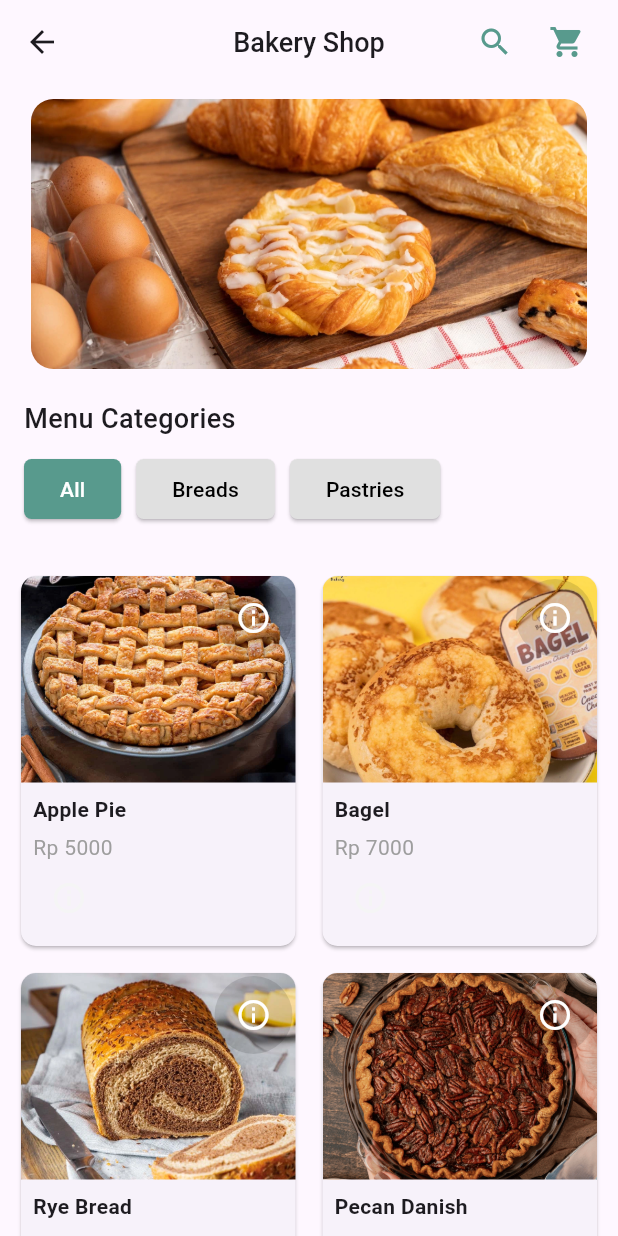
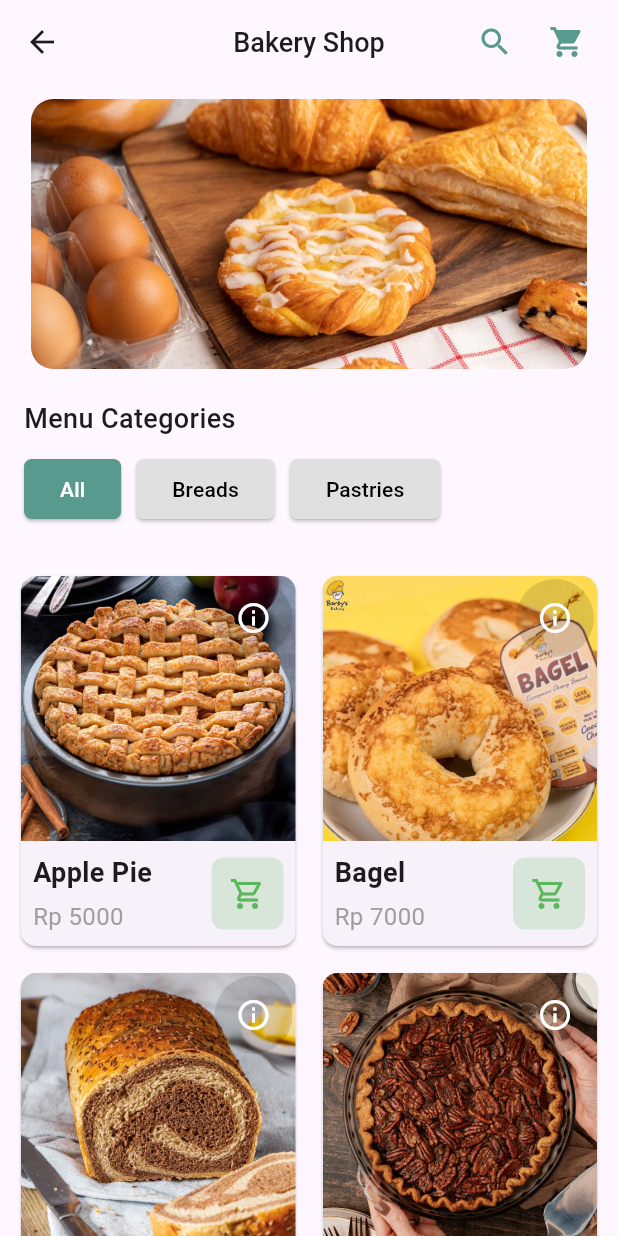
Before and after one commit to itsdrsw/POS-Flutter, a Flutter app: the BakeryDashboard screen opened directly, on a phone screen of 412 x 824 dp. Run offline on Flutter 3.47's test engine with Material 3 defaults, Android fonts, the phone set to English and light mode, and no system bars; drawn by our look-alikes of carousel_slider; our stand-ins replace shimmer; missing offline and left inert: mobile_scanner.

Commit message:
[UPDATE] Menambahkan icon kerajang pada list view produk

```diff
--- a/lib/pages/apps/bakery/bakery_dashboard.dart
+++ b/lib/pages/apps/bakery/bakery_dashboard.dart
@@ -315,14 +315,21 @@ class BakeryButtonState extends State<BakeryDashboard> {
                               ),
                               Padding(
                                 padding: const EdgeInsets.all(8.0),
-                                child: Column(
-                                  crossAxisAlignment: CrossAxisAlignment.start,
+                                child: Row(
+                                  mainAxisAlignment:
+                                      MainAxisAlignment.spaceBetween,
+                                  crossAxisAlignment: CrossAxisAlignment.center,
+                                  children: [
+                                    // Nama + harga
+                                    Column(
+                                      crossAxisAlignment:
+                                          CrossAxisAlignment.start,
                                       children: [
                                         Text(
                                           product["name"]!,
                                           style: const TextStyle(
                                             fontWeight: FontWeight.bold,
-                                        fontSize: 14,
+                                            fontSize: 18,
                                           ),
                                         ),
                                         const SizedBox(height: 5),
@@ -330,23 +337,31 @@ class BakeryButtonState extends State<BakeryDashboard> {
                                           "Rp ${product["price"]}",
                                           style: const TextStyle(
                                             color: Colors.grey,
+                                            fontSize: 16,
                                           ),
                                         ),
-                                    IconButton(
+                                      ],
+                                    ),
+                                    // Icon keranjang
+                                    Container(
+                                      decoration: BoxDecoration(
+                                        color: AppColors.success.withOpacity(
+                                          0.2,
+                                        ), // background hijau muda
+                                        borderRadius: BorderRadius.circular(8),
+                                      ),
+                                      child: IconButton(
                                         icon: const Icon(
-                                        Icons.info_outline,
-                                        color: AppColors.background,
+                                          Icons.shopping_cart_outlined,
+                                          color: AppColors.success,
                                         ),
                                         onPressed: () {
-                                        Navigator.push(
-                                          context,
-                                          MaterialPageRoute(
-                                            builder: (_) => ProductDetailPage(
-                                              product: product,
+                                          debugPrint(
+                                            "Tambah ${product["name"]} ke keranjang",
+                                          );
+                                          // Bisa panggil fungsi addToCart(product);
+                                        },
                                       ),
-                                          ),
-                                        );
-                                      },
                                     ),
                                   ],
                                 ),
```
Lines whose indentation alone changed are shown as unchanged.
